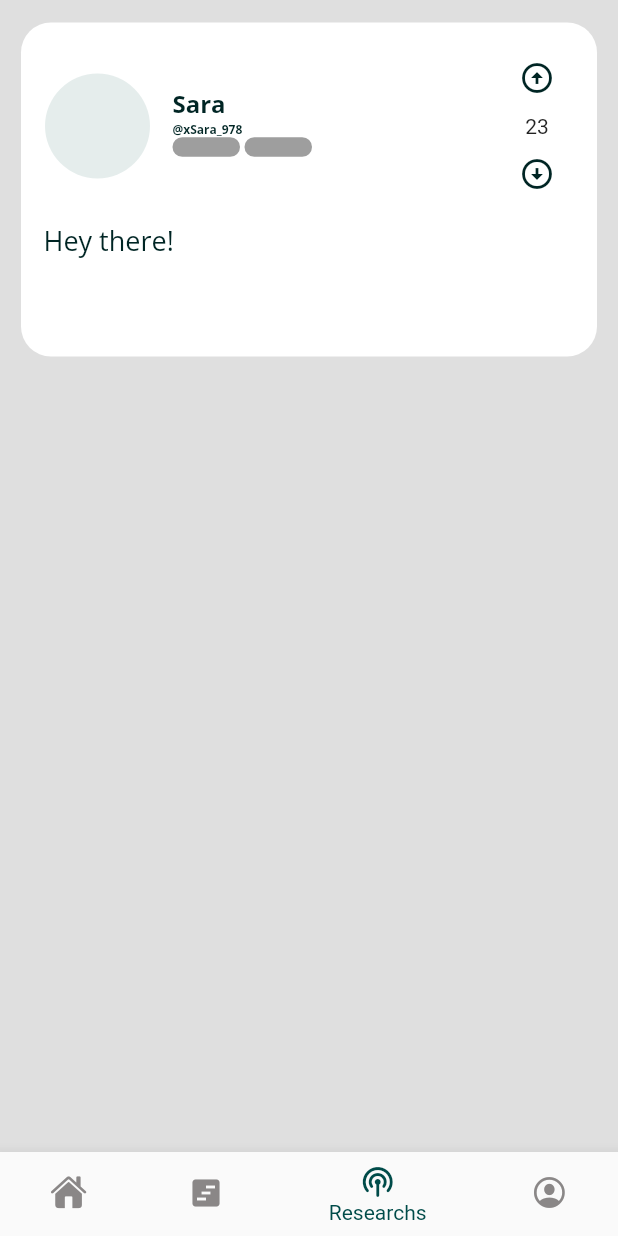
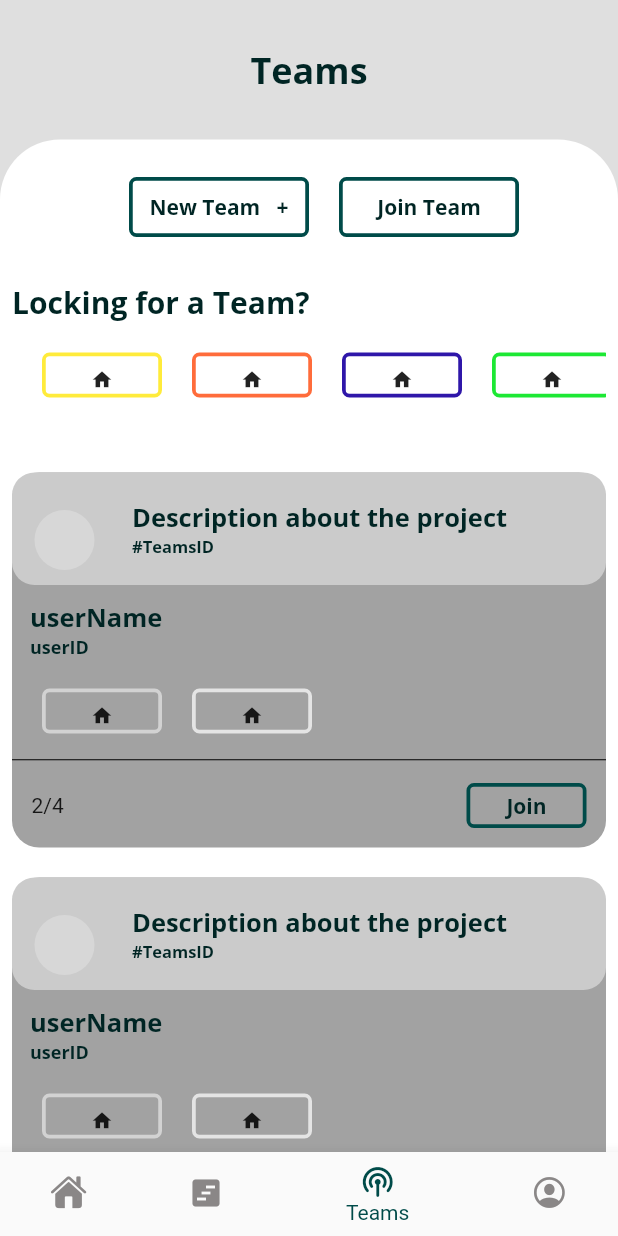
Before and after one commit to HadeelN44/DevCommunity, a Flutter app: the MainPage screen opened directly, item 3 of the bottom bar chosen, on a phone screen of 412 x 824 dp. Run offline on Flutter 3.47's test engine with Material 2 defaults, Android fonts, the phone set to English and light mode, and no system bars; our stand-ins replace firebase_auth, firebase_core, get, google_fonts; accounts and stored records are empty.

Commit message:
creat Team

```diff
--- a/lib/main.dart
+++ b/lib/main.dart
@@ -1,4 +1,5 @@
 import 'package:community_dev/Controller/RegistryController.dart';
+import 'package:community_dev/views/MainPage.dart';
 import 'package:community_dev/views/SignIn.dart';
 import 'package:community_dev/views/SignUp.dart';
 import 'package:community_dev/views/Teams.dart';
@@ -25,7 +26,7 @@ class MyApp extends StatelessWidget {
   Widget build(BuildContext context) {
     return GetMaterialApp(
       //home: forgetPassword(),
-      home: Timeline(),
+      home: MainPage(),
     );
   }
 }
--- a/lib/views/MainPage.dart
+++ b/lib/views/MainPage.dart
@@ -1,6 +1,7 @@
 import 'package:community_dev/constants/style.dart';
 import 'package:community_dev/views/Dashboard.dart';
 import 'package:community_dev/views/Profile.dart';
+import 'package:community_dev/views/Teams/body.dart';
 import 'package:community_dev/views/TimeLine/body.dart';
 import 'package:flutter/cupertino.dart';
 import 'package:flutter/material.dart';
@@ -21,7 +22,7 @@ class _MainPageState extends State<MainPage> {
   static const List<Widget> _widgetOptions = <Widget>[
     Dashboard(),
     Timeline(),
-    Timeline(),
+    teamss(),
     Profile(),
   ];
 
@@ -49,7 +50,7 @@ class _MainPageState extends State<MainPage> {
             ),
             BottomNavigationBarItem(
               icon: Icon(Icons.podcasts_rounded),
-              label: 'Researchs',
+              label: 'Teams',
             ),
             BottomNavigationBarItem(
               icon: Icon(CupertinoIcons.person_crop_circle),
--- /dev/null
+++ b/lib/views/Teams/body.dart
@@ -0,0 +1,181 @@
+import 'package:community_dev/views/Teams/cardTeams.dart';
+import 'package:community_dev/views/Teams/tapBar.dart';
+import 'package:community_dev/views/TimeLine/post.dart';
+import 'package:flutter/cupertino.dart';
+import 'package:flutter/material.dart';
+import 'package:flutter/src/widgets/container.dart';
+import 'package:flutter/src/widgets/framework.dart';
+import 'package:get/get.dart';
+import 'package:google_fonts/google_fonts.dart';
+import 'package:community_dev/constants/style.dart';
+
+class teamss extends StatelessWidget {
+  const teamss({super.key});
+
+  @override
+  Widget build(BuildContext context) {
+    return Container(
+      color: colors.backgroundcolor,
+      child: ListView(
+        children: [
+          topBar(),
+          Container(
+            padding: EdgeInsets.only(top: 25, left: 8, right: 8),
+            margin: EdgeInsets.only(top: 30),
+            height: MediaQuery.of(context).size.height,
+            decoration: BoxDecoration(
+              color: Colors.white,
+              borderRadius: BorderRadius.only(
+                topRight: Radius.circular(40),
+                topLeft: Radius.circular(40),
+              ),
+            ),
+            child: ListView(
+              children: [
+                Row(
+                  mainAxisAlignment: MainAxisAlignment.center,
+                  children: [
+                    buttonteams(
+                      text: 'New Team   +',
+                      press: () {},
+                    ),
+                    buttonteams(
+                      text: 'Join Team',
+                      press: () {},
+                    ),
+                  ],
+                ),
+                Container(
+                    margin: EdgeInsets.only(top: 30),
+                    child: Text(
+                      'Locking for a Team?',
+                      style: GoogleFonts.openSans(
+                        fontSize: 20,
+                        color: colors.Text,
+                        fontWeight: FontWeight.bold,
+                      ),
+                    )),
+                Container(
+                  height: 50,
+                  child: ListView(
+                    scrollDirection: Axis.horizontal,
+                    children: [
+                      Row(
+                        children: [
+                          logoo(
+                            press: () {},
+                            text: "",
+                            color: Colors.yellow,
+                          ),
+                          logoo(
+                            press: () {},
+                            text: "",
+                            color: Color.fromARGB(255, 255, 108, 59),
+                          ),
+                          logoo(
+                            press: () {},
+                            text: "",
+                            color: Color.fromARGB(255, 47, 23, 169),
+                          ),
+                          logoo(
+                            press: () {},
+                            text: "",
+                            color: Color.fromARGB(255, 29, 232, 52),
+                          ),
+                          logoo(
+                            press: () {},
+                            text: "",
+                            color: Color.fromARGB(255, 16, 212, 121),
+                          ),
+                          logoo(
+                            press: () {},
+                            text: "",
+                            color: Color.fromARGB(255, 212, 96, 224),
+                          ),
+                        ],
+                      ),
+                    ],
+                  ),
+                ),
+                SizedBox(
+                  height: 30,
+                ),
+                cardTeam(),
+                cardTeam(),
+                cardTeam(),
+                cardTeam(),
+                cardTeam(),
+                cardTeam(),
+                cardTeam(),
+                cardTeam(),
+                cardTeam(),
+                cardTeam(),
+              ],
+            ),
+          ),
+        ],
+      ),
+    );
+  }
+}
+
+
+
+class buttonteams extends StatelessWidget {
+  const buttonteams({super.key, this.text, required this.press});
+  final String? text;
+  final Function press;
+  @override
+  Widget build(BuildContext context) {
+    return InkWell(
+      onTap: press as void Function()?,
+      child: Container(
+        margin: EdgeInsets.only(left: 20),
+        height: 40,
+        width: 120,
+        decoration: BoxDecoration(
+            border: Border.all(color: colors.primary, width: 2.5),
+            borderRadius: BorderRadius.circular(5)),
+        child: Center(
+            child: Text(
+          text!,
+          style: GoogleFonts.openSans(
+            fontSize: 14,
+            color: colors.Text,
+            fontWeight: FontWeight.bold,
+          ),
+        )),
+      ),
+    );
+  }
+}
+
+class logoo extends StatelessWidget {
+  const logoo({super.key, this.text, required this.press, required this.color});
+  final String? text;
+  final Function press;
+  final Color color;
+  @override
+  Widget build(BuildContext context) {
+    return Container(
+      margin: EdgeInsets.only(
+        left: 20,
+        top: 20,
+      ),
+      height: 30,
+      width: 80,
+      decoration: BoxDecoration(
+          border: Border.all(color: color, width: 2.5),
+          borderRadius: BorderRadius.circular(5)),
+      child: Center(
+        child: IconButton(
+          onPressed: () {},
+          icon: Icon(
+            Icons.home,
+          ),
+          iconSize: 15,
+        ),
+      ),
+    );
+  }
+}
--- /dev/null
+++ b/lib/views/Teams/cardTeams.dart
@@ -0,0 +1,147 @@
+
+import 'package:community_dev/views/Teams/body.dart';
+import 'package:community_dev/views/Teams/tapBar.dart';
+import 'package:community_dev/views/TimeLine/post.dart';
+import 'package:flutter/cupertino.dart';
+import 'package:flutter/material.dart';
+import 'package:flutter/src/widgets/container.dart';
+import 'package:flutter/src/widgets/framework.dart';
+import 'package:get/get.dart';
+import 'package:google_fonts/google_fonts.dart';
+import 'package:community_dev/constants/style.dart';
+
+
+
+class cardTeam extends StatelessWidget {
+  const cardTeam({super.key});
+
+  @override
+  Widget build(BuildContext context) {
+    return Container(
+      margin: EdgeInsets.only(top: 20),
+      height: 250,
+      width: MediaQuery.of(context).size.width,
+      decoration: BoxDecoration(
+        borderRadius: BorderRadius.circular(18),
+        color: Color.fromARGB(255, 162, 162, 162),
+      ),
+      child: Column(
+        crossAxisAlignment: CrossAxisAlignment.start,
+        children: [
+          Container(
+            decoration: BoxDecoration(
+                borderRadius: BorderRadius.circular(15),
+                color: Color.fromARGB(255, 203, 203, 203)),
+            child: Row(
+              children: [
+                Container(
+                  margin: EdgeInsets.only(top: 15, left: 5, right: 15),
+                  padding: EdgeInsets.all(10),
+                  child: CircleAvatar(
+                    backgroundColor: Color.fromARGB(255, 215, 215, 215),
+                    radius: 20,
+                  ),
+                ),
+                Container(
+                  child: Column(
+                    crossAxisAlignment: CrossAxisAlignment.start,
+                    children: [
+                      Text(
+                        "Description about the project",
+                        style: GoogleFonts.openSans(
+                          fontSize: 17,
+                          color: colors.Text,
+                          fontWeight: FontWeight.bold,
+                        ),
+                      ),
+                      Text("#TeamsID",
+                          style: GoogleFonts.openSans(
+                            fontSize: 11,
+                            color: colors.Text,
+                            fontWeight: FontWeight.bold,
+                          ))
+                    ],
+                  ),
+                ),
+              ],
+            ),
+          ),
+          Container(
+            margin: EdgeInsets.only(left: 12, top: 10),
+            child: Column(
+              crossAxisAlignment: CrossAxisAlignment.start,
+              children: [
+                Text(
+                  'userName',
+                  style: GoogleFonts.openSans(
+                    fontSize: 17,
+                    color: colors.Text,
+                    fontWeight: FontWeight.bold,
+                  ),
+                ),
+                Text(
+                  'userID',
+                  style: GoogleFonts.openSans(
+                    fontSize: 12,
+                    color: colors.Text,
+                    fontWeight: FontWeight.bold,
+                  ),
+                ),
+              ],
+            ),
+          ),
+          Row(
+            children: [
+              logoo(
+                color: Color.fromARGB(255, 210, 210, 210),
+                press: () {},
+              ),
+              logoo(
+                color: Color.fromARGB(255, 228, 228, 228),
+                press: () {},
+              ),
+            ],
+          ),
+          SizedBox(
+            height: 15,
+          ),
+          Divider(
+            height: 5,
+            color: Colors.black,
+          ),
+          Container(
+            padding: EdgeInsets.all(13),
+            child: Row(
+              mainAxisAlignment: MainAxisAlignment.spaceBetween,
+              children: [
+                Container(
+                  child: Text('2/4'),
+                ),
+                InkWell(
+                  onTap: () {},
+                  child: Container(
+                    margin: EdgeInsets.only(left: 10),
+                    height: 30,
+                    width: 80,
+                    decoration: BoxDecoration(
+                        border: Border.all(color: colors.primary, width: 2.5),
+                        borderRadius: BorderRadius.circular(5)),
+                    child: Center(
+                        child: Text(
+                      "Join",
+                      style: GoogleFonts.openSans(
+                        fontSize: 14,
+                        color: colors.Text,
+                        fontWeight: FontWeight.bold,
+                      ),
+                    )),
+                  ),
+                ),
+              ],
+            ),
+          ),
+        ],
+      ),
+    );
+  }
+}
--- /dev/null
+++ b/lib/views/Teams/tapBar.dart
@@ -0,0 +1,32 @@
+import 'package:community_dev/views/TimeLine/post.dart';
+import 'package:flutter/cupertino.dart';
+import 'package:flutter/material.dart';
+import 'package:flutter/src/widgets/container.dart';
+import 'package:flutter/src/widgets/framework.dart';
+import 'package:get/get.dart';
+import 'package:google_fonts/google_fonts.dart';
+import 'package:community_dev/constants/style.dart';
+
+
+
+
+class topBar extends StatelessWidget {
+  const topBar({super.key});
+
+  @override
+  Widget build(BuildContext context) {
+    return Container(
+      margin: EdgeInsets.only(top: 30),
+      child: Center(
+        child: Text(
+          'Teams',
+          style: GoogleFonts.openSans(
+            fontSize: 24,
+            color: colors.Text,
+            fontWeight: FontWeight.bold,
+          ),
+        ),
+      ),
+    );
+  }
+}
```
Also changed, not shown: lib/views/Teams/newTeams.dart (added, +33 -0 lines), lib/views/Timeline.dart (added, +159 -0 lines).
